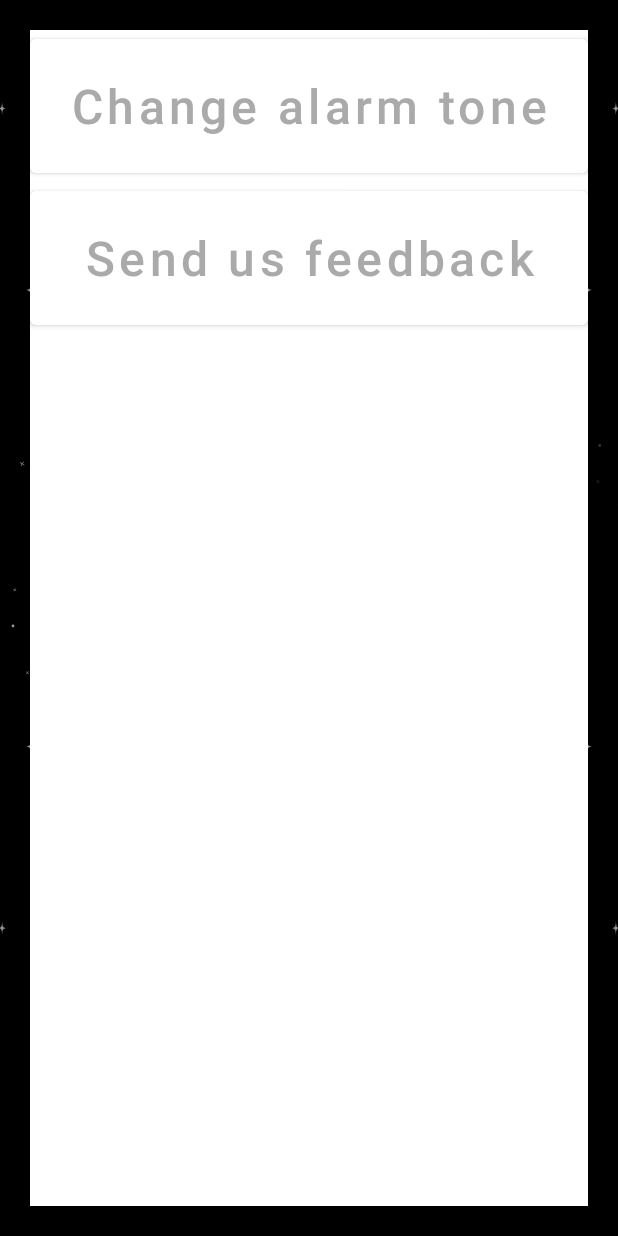
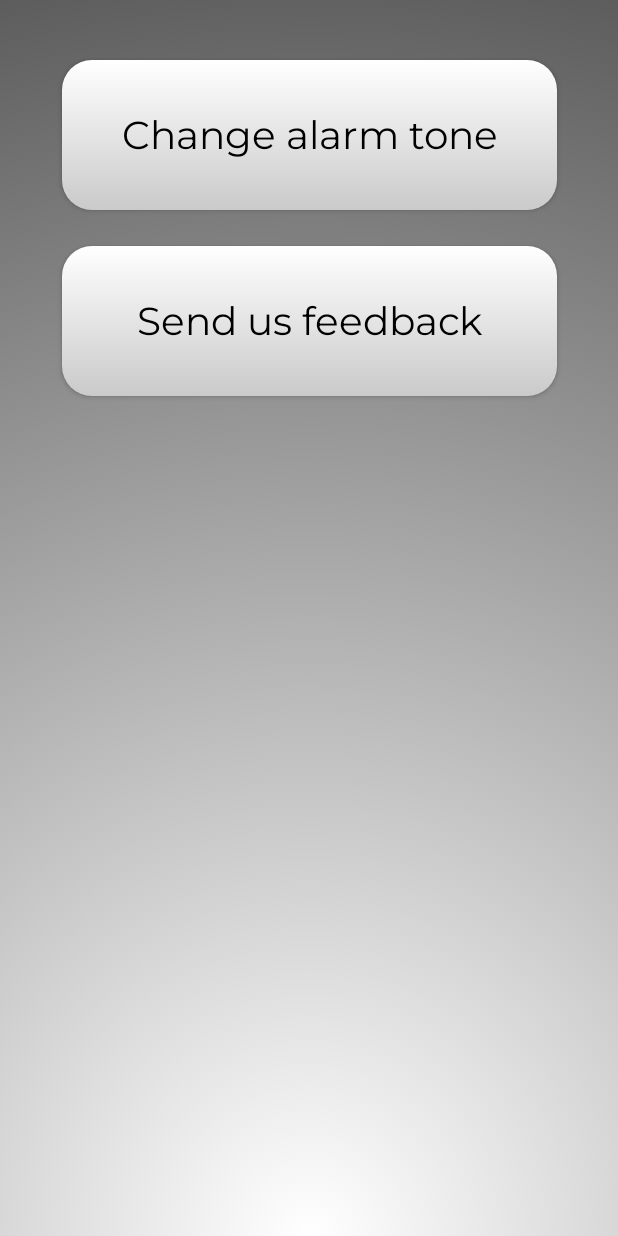
Before and after one commit to MoaazAtik/Shaky, an Android app: the fragment MoreFragment placed in its activity, on a phone screen of 412 x 824 dp. Run offline under Robolectric (Android 15) with nearby library versions, the phone set to English and light mode, and no system bars; 1 statement that could not run was skipped.

Commit message:
b 6/29 1

```diff
--- a/app/src/main/java/com/example/antidepremdemo/MainActivity.java
+++ b/app/src/main/java/com/example/antidepremdemo/MainActivity.java
@@ -55,7 +55,7 @@ public class MainActivity extends AppCompatActivity {
     private Button btnMore;
     private int sensitivityCutoff = 1; //the lower value the more sensitive
     private SensorEventListener sensorEventListener;
-    private FragmentContainerView fragmentContainerView;
+//    private FragmentContainerView fragmentContainerView;
 
     public static MediaService mService;
     public Boolean mIsBound = false;
@@ -88,8 +88,7 @@ public class MainActivity extends AppCompatActivity {
         sensorManager = (SensorManager) getSystemService(Context.SENSOR_SERVICE);
         mAccelerometer = sensorManager.getDefaultSensor(Sensor.TYPE_ACCELEROMETER);
 
-        fragmentContainerView = findViewById(R.id.fragmentContainerView);
-
+//        fragmentContainerView = findViewById(R.id.fragmentContainerView);
 
         motionLayout = findViewById(R.id.motion_layout);
 
--- /dev/null
+++ b/app/src/main/res/drawable/btns_fragment.xml
@@ -0,0 +1,20 @@
+<?xml version="1.0" encoding="utf-8"?>
+<selector xmlns:android="http://schemas.android.com/apk/res/android">
+
+    <item>
+        <shape android:shape="rectangle">
+            <size
+                android:width="330dp"
+                android:height="100dp"/>
+            <gradient
+                android:type="linear"
+                android:startColor="#CACACA"
+                android:endColor="@color/white"
+                android:angle="90"
+                />
+            <corners
+                android:radius="20dp"/>
+        </shape>
+    </item>
+
+</selector>
--- /dev/null
+++ b/app/src/main/res/drawable/fragment_background_gradient.xml
@@ -0,0 +1,17 @@
+<?xml version="1.0" encoding="utf-8"?>
+<selector xmlns:android="http://schemas.android.com/apk/res/android">
+
+    <item>
+        <shape android:shape="rectangle">
+            <gradient
+                android:type="radial"
+                android:startColor="@color/white"
+                android:endColor="@color/black"
+                android:gradientRadius="2000"
+                android:centerX="0.5"
+                android:centerY="1"
+                />
+        </shape>
+    </item>
+
+</selector>
--- a/app/src/main/res/layout/activity_main.xml
+++ b/app/src/main/res/layout/activity_main.xml
@@ -31,15 +31,6 @@
         app:lottie_rawRes="@raw/stars1"
         app:lottie_speed="0.5" />
 
-<!--        <com.airbnb.lottie.LottieAnimationView-->
-<!--            android:id="@+id/lStars2"-->
-<!--            android:layout_width="wrap_content"-->
-<!--            android:layout_height="wrap_content"-->
-<!--            app:layout_constraintTop_toBottomOf="@id/lStars1"-->
-<!--            app:lottie_autoPlay="true"-->
-<!--            app:lottie_loop="true"-->
-<!--            app:lottie_rawRes="@raw/stars2" />-->
-
     <com.airbnb.lottie.LottieAnimationView
         android:id="@+id/lBackgroundMeteor"
         android:layout_width="match_parent"
@@ -69,7 +60,9 @@
         android:layout_width="match_parent"
         android:layout_height="match_parent"
         android:elevation="3dp"
-        />
+        tools:layout="@layout/fragment_more"
+        tools:name="com.example.antidepremdemo.MoreFragment"
+        tools:visibility="gone" />
 
     <TextSwitcher
         android:id="@+id/text_switcher"
@@ -189,6 +182,7 @@
         android:layout_marginStart="16dp"
         android:layout_marginBottom="22dp"
         android:layout_marginEnd="30dp"
+        android:contentDescription="@string/more_actions"
         android:background="@drawable/baseline_more_24"
         app:layout_constraintBottom_toBottomOf="parent"
         app:layout_constraintEnd_toEndOf="parent" />
--- a/app/src/main/res/layout/fragment_more.xml
+++ b/app/src/main/res/layout/fragment_more.xml
@@ -1,31 +1,42 @@
 <?xml version="1.0" encoding="utf-8"?>
 <androidx.constraintlayout.widget.ConstraintLayout xmlns:android="http://schemas.android.com/apk/res/android"
     xmlns:app="http://schemas.android.com/apk/res-auto"
-    xmlns:tools="http://schemas.android.com/tools"
     android:layout_width="match_parent"
     android:layout_height="match_parent"
-    android:layout_margin="20dp"
-    android:background="@color/white"
+    android:background="@drawable/fragment_background_gradient"
     android:clickable="true">
 
-    <Button
+    <androidx.appcompat.widget.AppCompatButton
         android:id="@+id/btn_tone"
-        android:layout_width="match_parent"
-        android:layout_height="wrap_content"
-        android:minLines="2"
+        android:layout_width="330dp"
+        android:layout_height="100dp"
+        android:layout_marginTop="40dp"
+        android:background="@drawable/btns_fragment"
+        android:fontFamily="@font/ontserrategular"
+        android:gravity="center"
         android:text="@string/change_alarm_tone"
         android:textAllCaps="false"
-        android:textSize="32sp"
+        android:textColor="@color/black"
+        android:textSize="26sp"
+        app:layout_constraintEnd_toEndOf="parent"
+        app:layout_constraintStart_toStartOf="parent"
         app:layout_constraintTop_toTopOf="parent" />
 
-    <Button
+    <androidx.appcompat.widget.AppCompatButton
         android:id="@+id/btn_feedback"
-        android:layout_width="match_parent"
-        android:layout_height="wrap_content"
+        android:layout_width="330dp"
+        android:layout_height="100dp"
+        android:layout_marginTop="24dp"
+        android:background="@drawable/btns_fragment"
+        android:fontFamily="@font/ontserrategular"
+        android:gravity="center"
         android:minLines="2"
         android:text="@string/send_us_feedback"
         android:textAllCaps="false"
-        android:textSize="32sp"
+        android:textColor="@color/black"
+        android:textSize="26sp"
+        app:layout_constraintEnd_toEndOf="parent"
+        app:layout_constraintStart_toStartOf="parent"
         app:layout_constraintTop_toBottomOf="@id/btn_tone" />
 
 </androidx.constraintlayout.widget.ConstraintLayout>
--- a/app/src/main/res/values/strings.xml
+++ b/app/src/main/res/values/strings.xml
@@ -15,4 +15,5 @@
 
     <string name="change_alarm_tone">Change alarm tone</string>
     <string name="send_us_feedback">Send us feedback</string>
+    <string name="more_actions">More actions</string>
 </resources>
--- a/build.gradle
+++ b/build.gradle
@@ -1,5 +1,5 @@
 // Top-level build file where you can add configuration options common to all sub-projects/modules.
 plugins {
-    id 'com.android.application' version '8.0.0' apply false
-    id 'com.android.library' version '8.0.0' apply false
+    id 'com.android.application' version '8.0.1' apply false
+    id 'com.android.library' version '8.0.1' apply false
 }
```
Also changed, not shown: 2 other files.
